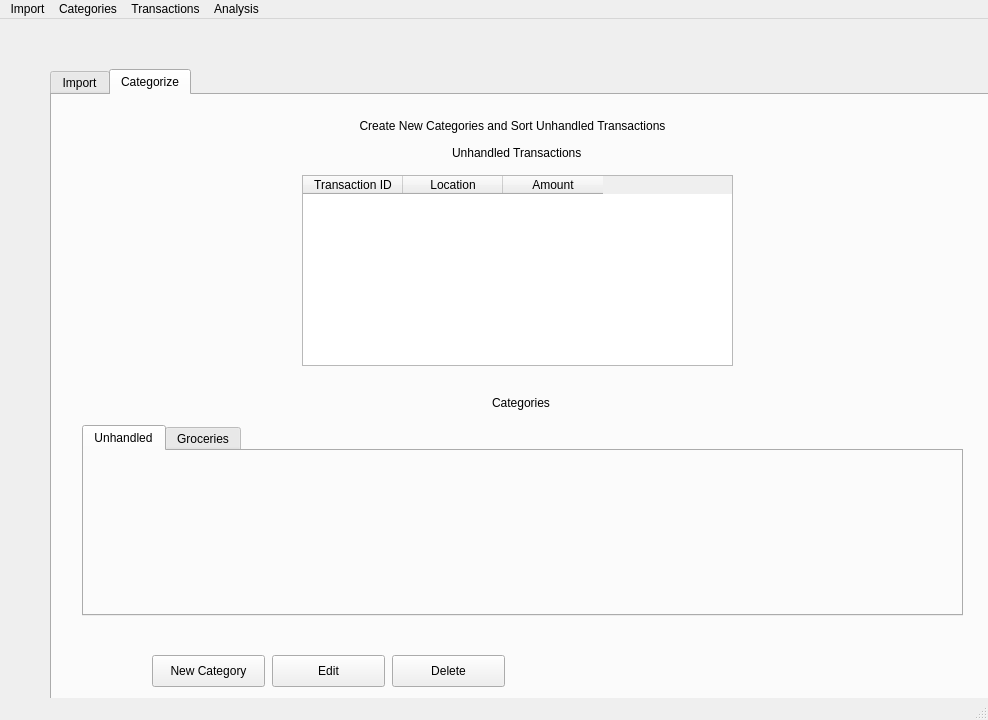
Before: the Qt Designer form window.ui in robscott1/TransactionSorter, drawn with Qt 5.
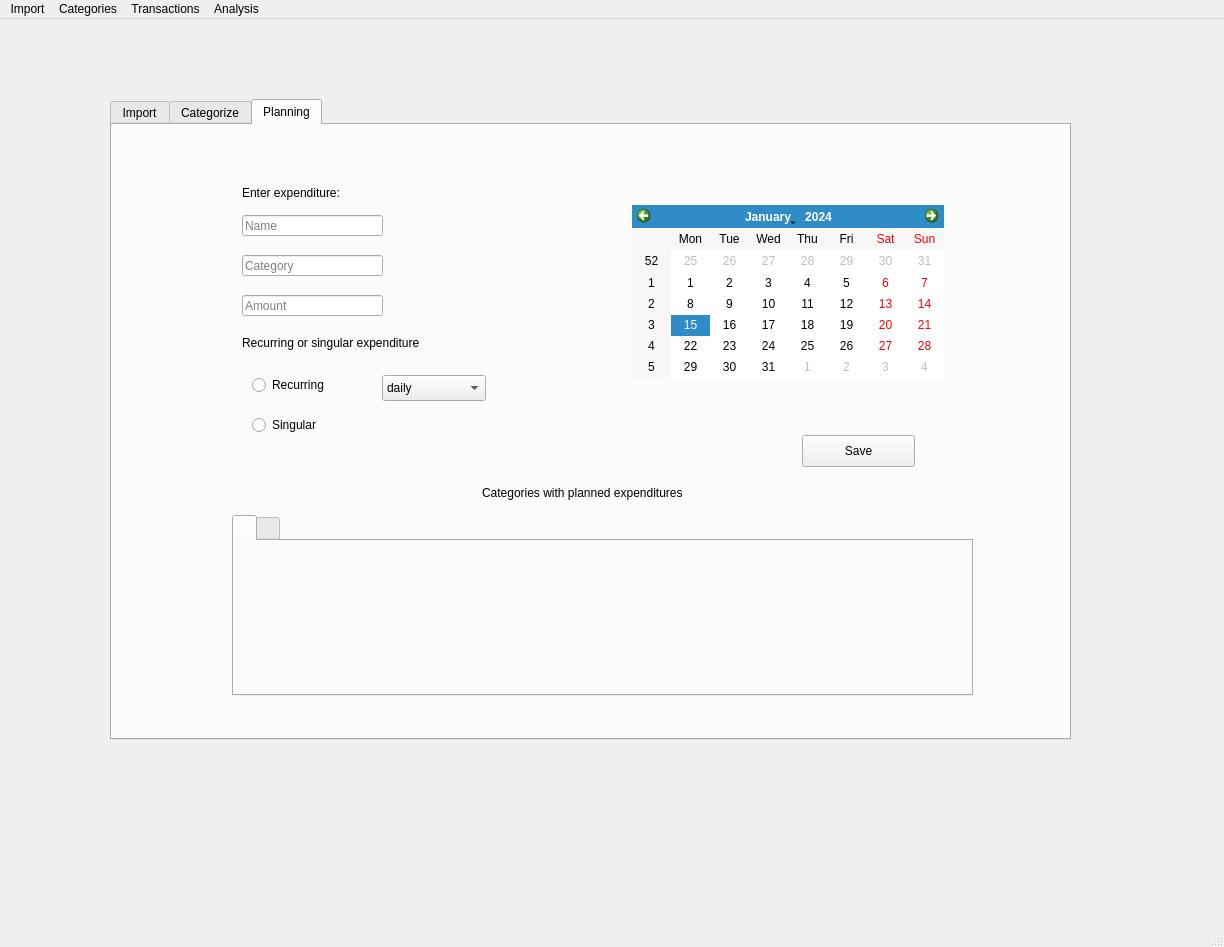
After: the same form once the commit is applied. The open tabs and pages were chosen to show the change.

Commit message: Added third tab for planned transactions

The edit to the form file:
```diff
--- a/window.ui
+++ b/window.ui
@@ -6,8 +6,8 @@
    <rect>
     <x>0</x>
     <y>0</y>
-    <width>988</width>
-    <height>720</height>
+    <width>1224</width>
+    <height>947</height>
    </rect>
   </property>
   <property name="windowTitle">
@@ -17,8 +17,8 @@
    <widget class="QTabWidget" name="importTab">
     <property name="geometry">
      <rect>
-      <x>50</x>
-      <y>50</y>
+      <x>110</x>
+      <y>80</y>
       <width>961</width>
       <height>641</height>
      </rect>
@@ -27,7 +27,7 @@
      <bool>true</bool>
     </property>
     <property name="currentIndex">
-     <number>1</number>
+     <number>2</number>
     </property>
     <widget class="QWidget" name="tab">
      <attribute name="title">
@@ -193,12 +193,12 @@
       </property>
       <widget class="QWidget" name="Unhandled">
        <attribute name="title">
-        <string>Unhandled</string>
+        <string>Category</string>
        </attribute>
       </widget>
       <widget class="QWidget" name="Groceries">
        <attribute name="title">
-        <string>Groceries</string>
+        <string>Category</string>
        </attribute>
       </widget>
      </widget>
@@ -228,6 +228,216 @@
       </column>
      </widget>
     </widget>
+    <widget class="QWidget" name="Planning">
+     <attribute name="title">
+      <string>Planning</string>
+     </attribute>
+     <widget class="QTabWidget" name="tabWidget">
+      <property name="geometry">
+       <rect>
+        <x>120</x>
+        <y>390</y>
+        <width>741</width>
+        <height>181</height>
+       </rect>
+      </property>
+      <widget class="QWidget" name="tabWidgetPage1" native="true">
+       <attribute name="title">
+        <string/>
+       </attribute>
+      </widget>
+      <widget class="QWidget" name="tabWidgetPage2" native="true">
+       <attribute name="title">
+        <string/>
+       </attribute>
+      </widget>
+     </widget>
+     <widget class="QLineEdit" name="namePlannedT">
+      <property name="geometry">
+       <rect>
+        <x>130</x>
+        <y>90</y>
+        <width>141</width>
+        <height>21</height>
+       </rect>
+      </property>
+      <property name="placeholderText">
+       <string>Name</string>
+      </property>
+     </widget>
+     <widget class="QLineEdit" name="amountPlannedT">
+      <property name="geometry">
+       <rect>
+        <x>130</x>
+        <y>170</y>
+        <width>141</width>
+        <height>21</height>
+       </rect>
+      </property>
+      <property name="placeholderText">
+       <string>Amount</string>
+      </property>
+     </widget>
+     <widget class="QLabel" name="frequencyLabel">
+      <property name="geometry">
+       <rect>
+        <x>130</x>
+        <y>210</y>
+        <width>211</width>
+        <height>16</height>
+       </rect>
+      </property>
+      <property name="text">
+       <string>Recurring or singular expenditure</string>
+      </property>
+     </widget>
+     <widget class="QRadioButton" name="recurringBtn">
+      <property name="geometry">
+       <rect>
+        <x>140</x>
+        <y>250</y>
+        <width>100</width>
+        <height>20</height>
+       </rect>
+      </property>
+      <property name="text">
+       <string>Recurring</string>
+      </property>
+     </widget>
+     <widget class="QRadioButton" name="singularBtn">
+      <property name="geometry">
+       <rect>
+        <x>140</x>
+        <y>290</y>
+        <width>100</width>
+        <height>20</height>
+       </rect>
+      </property>
+      <property name="text">
+       <string>Singular</string>
+      </property>
+     </widget>
+     <widget class="QLineEdit" name="categoryPlannedT">
+      <property name="geometry">
+       <rect>
+        <x>130</x>
+        <y>130</y>
+        <width>141</width>
+        <height>21</height>
+       </rect>
+      </property>
+      <property name="placeholderText">
+       <string>Category</string>
+      </property>
+     </widget>
+     <widget class="QCalendarWidget" name="calendarWidget">
+      <property name="geometry">
+       <rect>
+        <x>520</x>
+        <y>80</y>
+        <width>312</width>
+        <height>173</height>
+       </rect>
+      </property>
+     </widget>
+     <widget class="QLabel" name="label_2">
+      <property name="geometry">
+       <rect>
+        <x>370</x>
+        <y>360</y>
+        <width>231</width>
+        <height>16</height>
+       </rect>
+      </property>
+      <property name="text">
+       <string>Categories with planned expenditures</string>
+      </property>
+     </widget>
+     <widget class="QLabel" name="calendarInstructions">
+      <property name="geometry">
+       <rect>
+        <x>550</x>
+        <y>50</y>
+        <width>261</width>
+        <height>20</height>
+       </rect>
+      </property>
+      <property name="text">
+       <string/>
+      </property>
+     </widget>
+     <widget class="QPushButton" name="savePlannedT">
+      <property name="geometry">
+       <rect>
+        <x>690</x>
+        <y>310</y>
+        <width>113</width>
+        <height>32</height>
+       </rect>
+      </property>
+      <property name="text">
+       <string>Save</string>
+      </property>
+     </widget>
+     <widget class="QLabel" name="label_3">
+      <property name="geometry">
+       <rect>
+        <x>130</x>
+        <y>60</y>
+        <width>141</width>
+        <height>16</height>
+       </rect>
+      </property>
+      <property name="text">
+       <string>Enter expenditure:</string>
+      </property>
+     </widget>
+     <widget class="QComboBox" name="comboBox">
+      <property name="geometry">
+       <rect>
+        <x>270</x>
+        <y>250</y>
+        <width>104</width>
+        <height>26</height>
+       </rect>
+      </property>
+      <item>
+       <property name="text">
+        <string>daily</string>
+       </property>
+      </item>
+      <item>
+       <property name="text">
+        <string>weekly</string>
+       </property>
+      </item>
+      <item>
+       <property name="text">
+        <string>bi-Weekly</string>
+       </property>
+      </item>
+      <item>
+       <property name="text">
+        <string>monthly</string>
+       </property>
+      </item>
+      <item>
+       <property name="text">
+        <string>quarterly</string>
+       </property>
+      </item>
+      <item>
+       <property name="text">
+        <string>bi-annually</string>
+       </property>
+      </item>
+      <item>
+       <property name="text">
+        <string>annually</string>
+       </property>
+      </item>
+     </widget>
+    </widget>
    </widget>
   </widget>
   <widget class="QMenuBar" name="menubar">
@@ -235,7 +445,7 @@
     <rect>
      <x>0</x>
      <y>0</y>
-     <width>988</width>
+     <width>1224</width>
      <height>22</height>
     </rect>
    </property>
```
Left out of the diff: 13 changed lines with no effect on the pictures. The commit also changes 1 other file.
